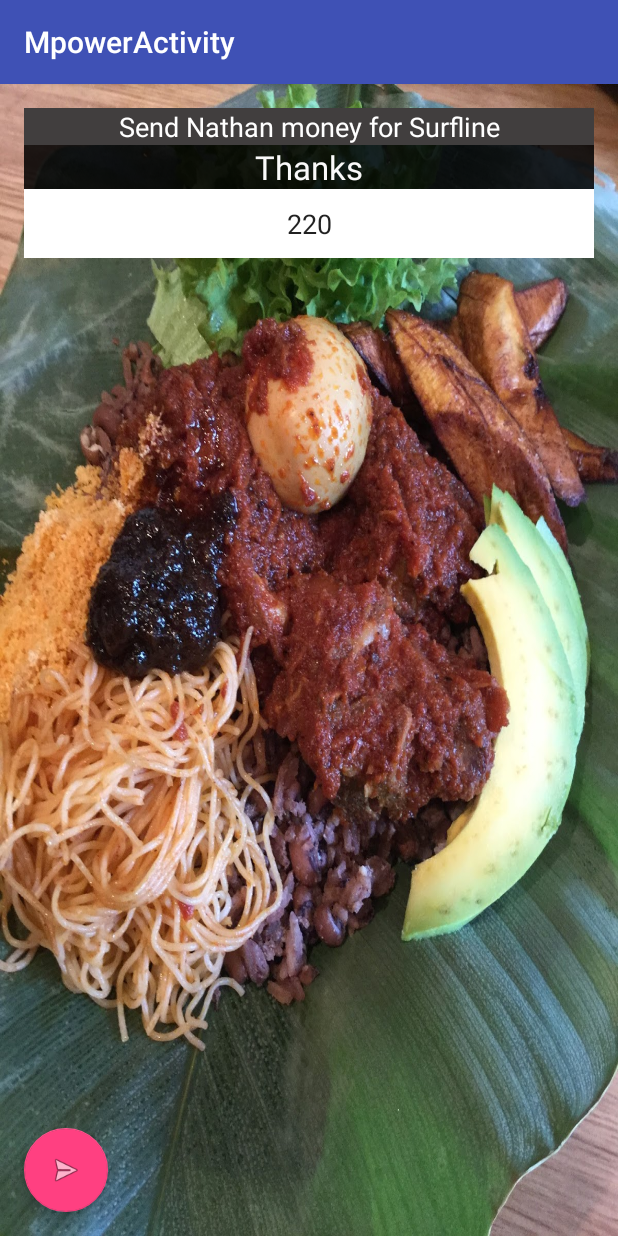
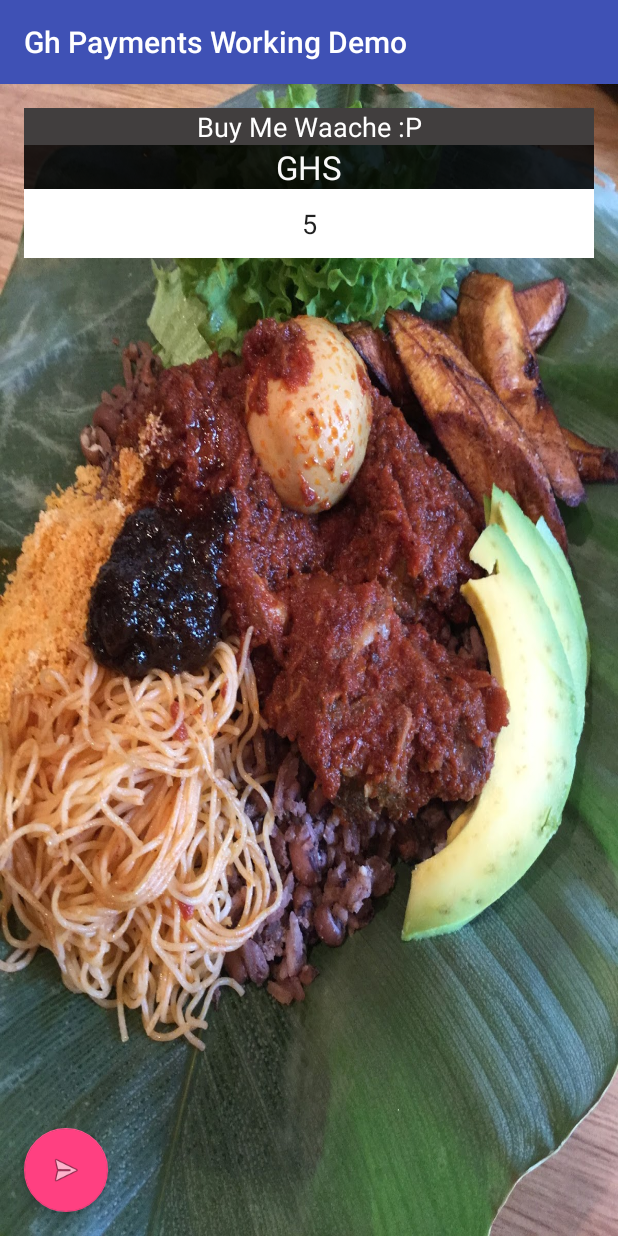
Before and after one commit to nathanfletcher/Gh_Payments_Demo, an Android app: the screen it shows after launch (MpowerActivity), on a phone screen of 412 x 824 dp. Run offline under Robolectric (Android 15) with nearby library versions, the phone set to English and light mode, and no system bars.

Commit message:
Moved more code to the MPower class.

```diff
--- a/app/src/main/AndroidManifest.xml
+++ b/app/src/main/AndroidManifest.xml
@@ -24,7 +24,7 @@
         </activity>
         <activity
             android:name=".MpowerActivity"
-            android:label="@string/title_activity_mpower"
+            android:label="@string/app_name"
             android:theme="@style/AppTheme.NoActionBar" >
             <intent-filter>
                 <action android:name="android.intent.action.MAIN" />
--- a/app/src/main/java/com/ketecode/ghpaymentsdemo/MpowerActivity.java
+++ b/app/src/main/java/com/ketecode/ghpaymentsdemo/MpowerActivity.java
@@ -39,7 +39,7 @@ public class MpowerActivity extends AppCompatActivity {
     public List<Product> productList = new ArrayList<>();
     //public Context appContext = this.getActivity().getApplication().getApplicationContext();
 
-    MPower mpower = new MPower();
+    //MPower mpower = new MPower();
 
     MPowerSetup setup = new MPowerSetup();
     MPowerCheckoutStore store = new MPowerCheckoutStore();
@@ -52,7 +52,7 @@ public class MpowerActivity extends AppCompatActivity {
     MPowerOnsiteInvoice invoiceOnSite = new MPowerOnsiteInvoice (setup, store);
 
     //Integrating MPower store
-    MPower payments = new MPower();
+    //MPower payments = new MPower();
 
     EditText mpowerUser;
     EditText mpowerConfirmCode;
@@ -74,10 +74,11 @@ public class MpowerActivity extends AppCompatActivity {
         mpowerConfirmCode = (EditText) findViewById(R.id.mpower_confirm_code);
         mpowerConfirmBtn = (Button) findViewById(R.id.mpower_confirm_btn);
 
-        mpowerUser.setText("220");
+        mpowerUser.setText("5");
         mpowerUser.setHint("Please enter the amount in cedis to send to Nathan eg 220.");
 
 
+/*
 
         //Setting up test profile
         mpower.mPowerSetupInitTest("de00cdf8-2859-4c3a-a1ef-640685b28d97",
@@ -93,15 +94,16 @@ public class MpowerActivity extends AppCompatActivity {
 
         mpower.mPowerStoreInit("Kobby's awesome store","The best store in Gh","0209708141","17 Osu lane, Accra","www.kobbystore.com");
 
+*/
 
 
 
         /**Here's where I switch between the live and the test account*/
 
         //Old way of doing it.
-        /*mPowerSetupInitTest();
+        //mPowerSetupInitTest();
         //mPowerSetupInitLive();
-        mPowerStoreInit();*/
+        //mPowerStoreInit();
 
         //new way
 
@@ -196,6 +198,7 @@ public class MpowerActivity extends AppCompatActivity {
         setup.setToken("79616e81edd48fcdb778");
         setup.setMode("test");
 
+
     }
 
     private void mPowerSetupInitLive(){
@@ -212,6 +215,7 @@ public class MpowerActivity extends AppCompatActivity {
         store.setPhoneNumber("0209708141");
         store.setPostalAddress("606 Memorylane Chokor no.1 Road.");
         store.setWebsiteUrl("http://ketecode.com/");
+        store.setLogoUrl("http://ghk.h-cdn.co/assets/16/09/980x490/landscape-1457107485-gettyimages-512366437.jpg");
     }
 
     private void mPowerInvoiceCheckout(){
--- a/app/src/main/res/layout/content_mpower.xml
+++ b/app/src/main/res/layout/content_mpower.xml
@@ -31,7 +31,7 @@
         android:layout_width="match_parent"
         android:layout_height="wrap_content"
         android:textAppearance="?android:attr/textAppearanceMedium"
-        android:text="Send Nathan money for Surfline"
+        android:text="@string/purpose1"
         android:id="@+id/textView4"
         android:background="#413e3e"
         android:gravity="center"
@@ -56,7 +56,7 @@
         android:layout_width="match_parent"
         android:layout_height="wrap_content"
         android:textAppearance="?android:attr/textAppearanceLarge"
-        android:text="Thanks"
+        android:text="@string/purpose2"
         android:id="@+id/textView5"
         android:background="#db000000"
         android:textColor="#faffffff"
--- a/app/src/main/res/values/strings.xml
+++ b/app/src/main/res/values/strings.xml
@@ -5,6 +5,8 @@
     <string name="navigation_drawer_close">Close navigation drawer</string>
 
     <string name="action_settings">Settings</string>
+    <string name="purpose1">Buy Me Waache :P</string>
     <string name="title_activity_mpower">MpowerActivity</string>
     <string name="title_activity_slydepay">SlydepayActivity</string>
+    <string name="purpose2">GHS</string>
 </resources>
```
Also changed, not shown: app/src/main/java/com/ketecode/ghpaymentsdemo/MPower.java (+42 -5 lines).
